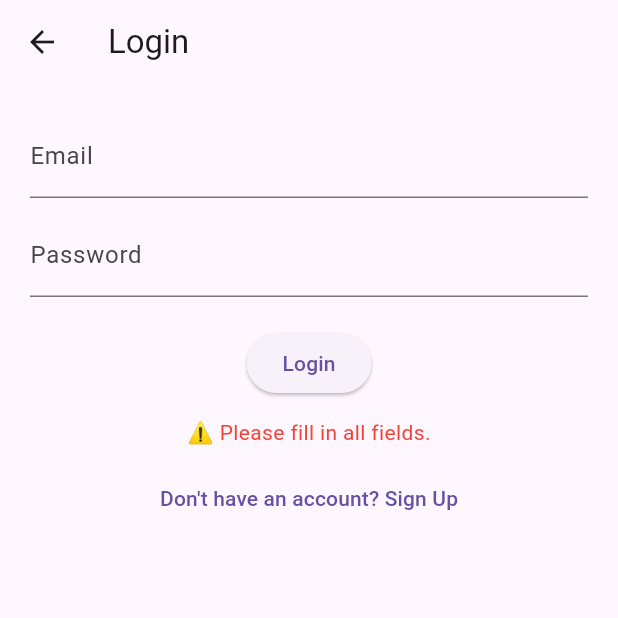
After one commit to SantiagoBoscan07/Stress-and-Anxiety-Management-App-iOS, a Flutter app: the LoginScreen screen opened directly, after a tap on "Login", on a phone screen of 412 x 824 dp, the top half of it. The commit adds this screen. Run offline on Flutter 3.47's test engine with Material 3 defaults, Android fonts, the light colour scheme and no system bars; our stand-ins replace sqflite, table_calendar; accounts and stored records are empty.

Commit message:
Added login and signup implementation for iOS

```diff
--- a/stress_and_anxiety_management_app_ios/lib/Database/LocalDatabase.dart
+++ b/stress_and_anxiety_management_app_ios/lib/Database/LocalDatabase.dart
@@ -42,6 +42,15 @@ class DatabaseHelper {
         createdAt TEXT NOT NULL
       )
     ''');
+
+    await db.execute('''
+      CREATE TABLE users(
+        id INTEGER PRIMARY KEY AUTOINCREMENT,
+        email TEXT NOT NULL UNIQUE,
+        password TEXT NOT NULL
+      )
+    ''');
+
     print('Database and table created!');
   }
 
@@ -112,4 +121,37 @@ class DatabaseHelper {
     final db = await database;
     return await db.delete('reflections');
   }
+
+  // USER AUTHENTICATION LOGIC
+  // Insert new user
+  Future<int> insertUser(String email, String password) async {
+    final db = await database;
+    return await db.insert(
+      'users',
+      {'email': email, 'password': password},
+      conflictAlgorithm: ConflictAlgorithm.replace,
+    );
+  }
+
+  // Get user for login validation
+  Future<Map<String, dynamic>?> getUser(String email, String password) async {
+    final db = await database;
+    final result = await db.query(
+      'users',
+      where: 'email = ? AND password = ?',
+      whereArgs: [email, password],
+    );
+    return result.isNotEmpty ? result.first : null;
+  }
+
+  // Check if email already exists
+  Future<bool> emailExists(String email) async {
+    final db = await database;
+    final result = await db.query(
+      'users',
+      where: 'email = ?',
+      whereArgs: [email],
+    );
+    return result.isNotEmpty;
+  }
 }
--- /dev/null
+++ b/stress_and_anxiety_management_app_ios/lib/Screens/login_screen.dart
@@ -0,0 +1,81 @@
+import 'package:flutter/material.dart';
+import '../database/localdatabase.dart';
+import 'Homescreen.dart';
+
+class LoginScreen extends StatefulWidget {
+  const LoginScreen({Key? key}) : super(key: key);
+
+  @override
+  State<LoginScreen> createState() => _LoginScreenState();
+}
+
+class _LoginScreenState extends State<LoginScreen> {
+  final emailController = TextEditingController();
+  final passwordController = TextEditingController();
+  String? message;
+
+  Future<void> loginUser() async {
+    final email = emailController.text.trim();
+    final password = passwordController.text.trim();
+
+    if (email.isEmpty || password.isEmpty) {
+      setState(() => message = "⚠️ Please fill in all fields.");
+      return;
+    }
+
+    final user = await DatabaseHelper().getUser(email, password);
+
+    if (user != null) {
+      Navigator.pushReplacement(
+        context,
+        MaterialPageRoute(builder: (context) => const HomeScreen()),
+      );
+    } else {
+      setState(() => message = "❌ Invalid credentials.");
+    }
+  }
+
+  @override
+  Widget build(BuildContext context) {
+    return Scaffold(
+      appBar: AppBar(title: const Text('Login')),
+      body: Padding(
+        padding: const EdgeInsets.all(20),
+        child: Column(
+          children: [
+            TextField(
+              controller: emailController,
+              decoration: const InputDecoration(labelText: 'Email'),
+            ),
+            const SizedBox(height: 10),
+            TextField(
+              controller: passwordController,
+              decoration: const InputDecoration(labelText: 'Password'),
+              obscureText: true,
+            ),
+            const SizedBox(height: 20),
+            ElevatedButton(
+              onPressed: loginUser,
+              child: const Text("Login"),
+            ),
+            const SizedBox(height: 12),
+            if (message != null)
+              Text(
+                message!,
+                style: TextStyle(
+                  color: message!.contains('✅') ? Colors.green : Colors.red,
+                ),
+              ),
+            const SizedBox(height: 10),
+            TextButton(
+              onPressed: () {
+                Navigator.pushNamed(context, '/signup');
+              },
+              child: const Text("Don't have an account? Sign Up"),
+            ),
+          ],
+        ),
+      ),
+    );
+  }
+}
--- /dev/null
+++ b/stress_and_anxiety_management_app_ios/lib/Screens/signup_screen.dart
@@ -0,0 +1,78 @@
+import 'package:flutter/material.dart';
+import '../database/localdatabase.dart';
+
+class SignupScreen extends StatefulWidget {
+  const SignupScreen({Key? key}) : super(key: key);
+
+  @override
+  State<SignupScreen> createState() => _SignupScreenState();
+}
+
+class _SignupScreenState extends State<SignupScreen> {
+  final emailController = TextEditingController();
+  final passwordController = TextEditingController();
+  String? message;
+
+  Future<void> registerUser() async {
+    final email = emailController.text.trim();
+    final password = passwordController.text.trim();
+
+    if (email.isEmpty || password.isEmpty) {
+      setState(() => message = "⚠️ All fields are required.");
+      return;
+    }
+
+    final exists = await DatabaseHelper().emailExists(email);
+    if (exists) {
+      setState(() => message = "❌ Email already exists. Please log in.");
+      return;
+    }
+
+    await DatabaseHelper().insertUser(email, password);
+    setState(() => message = "✅ User registered successfully!");
+  }
+
+  @override
+  Widget build(BuildContext context) {
+    return Scaffold(
+      appBar: AppBar(title: const Text('Sign Up')),
+      body: Padding(
+        padding: const EdgeInsets.all(20),
+        child: Column(
+          children: [
+            TextField(
+              controller: emailController,
+              decoration: const InputDecoration(labelText: 'Email'),
+            ),
+            const SizedBox(height: 10),
+            TextField(
+              controller: passwordController,
+              decoration: const InputDecoration(labelText: 'Password'),
+              obscureText: true,
+            ),
+            const SizedBox(height: 20),
+            ElevatedButton(
+              onPressed: registerUser,
+              child: const Text("Sign Up"),
+            ),
+            const SizedBox(height: 12),
+            if (message != null)
+              Text(
+                message!,
+                style: TextStyle(
+                  color: message!.contains('✅') ? Colors.green : Colors.red,
+                ),
+              ),
+            const SizedBox(height: 10),
+            TextButton(
+              onPressed: () {
+                Navigator.pushNamed(context, '/login');
+              },
+              child: const Text("Already have an account? Login"),
+            ),
+          ],
+        ),
+      ),
+    );
+  }
+}
--- a/stress_and_anxiety_management_app_ios/lib/main.dart
+++ b/stress_and_anxiety_management_app_ios/lib/main.dart
@@ -1,6 +1,7 @@
 import 'package:flutter/material.dart';
 import '../Screens/HomeScreen.dart';
 import '../Screens/AboutScreen.dart';
+
 
 /// Entry point of the Flutter application
 void main() {
@@ -32,6 +33,8 @@ class MyApp extends StatelessWidget {
         '/dashboard': (context) => const PlaceholderScreen(title: 'Dashboard'),
         '/membership': (context) => const PlaceholderScreen(title: 'Membership'),
         '/settings': (context) => const PlaceholderScreen(title: 'Settings'),
+        '/login': (context) => const PlaceholderScreen(title: 'Login'),
+        '/signup': (context) => const PlaceholderScreen(title: 'Signup'),
         '/logout': (context) => const PlaceholderScreen(title: 'Logout'),
       },
     );
```
